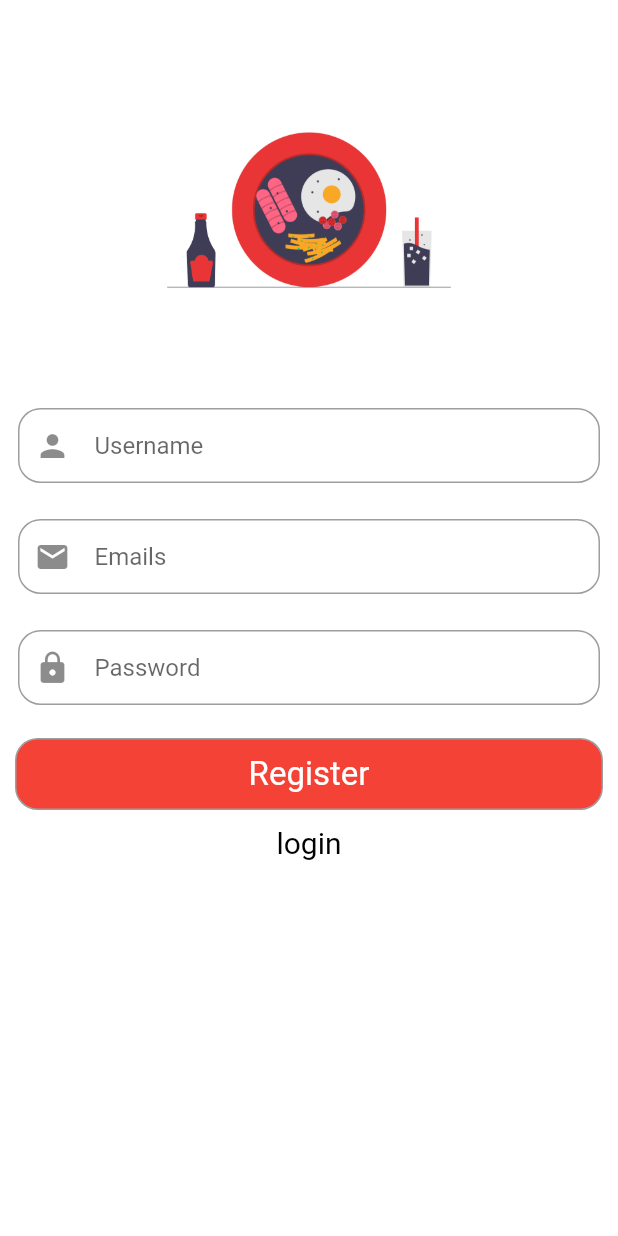
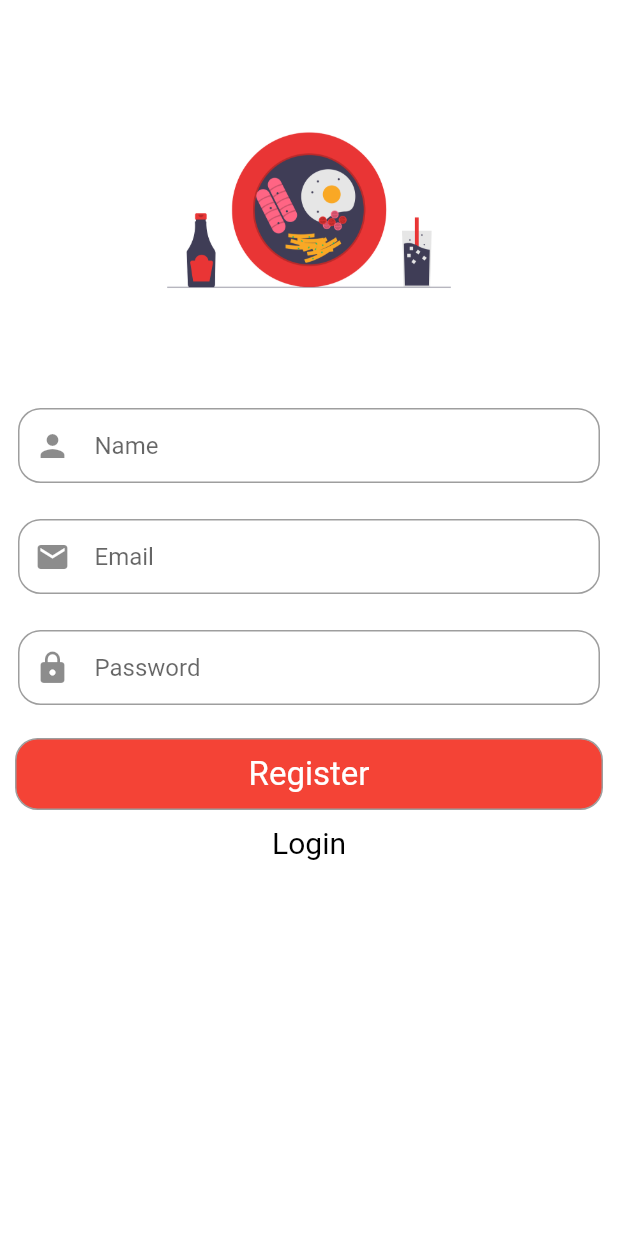
Before and after one commit to joinmywave/FoodDelivery, a Flutter app: the RegistrationScreen screen opened directly, on a phone screen of 412 x 824 dp. Run offline on Flutter 3.47's test engine with Material 2 defaults, Android fonts, the phone set to English and light mode, and no system bars; our stand-ins replace carousel_pro.

Commit message:
Fix registration screen texts

```diff
--- a/food_delivery/lib/screens/registration_screen.dart
+++ b/food_delivery/lib/screens/registration_screen.dart
@@ -46,7 +46,7 @@ class _RegistrationScreenState extends State<RegistrationScreen> {
                   child: TextFormField(
                     decoration: InputDecoration(
                         border: InputBorder.none,
-                        hintText: "Username",
+                        hintText: "Name",
                         icon: Icon(Icons.person)),
                   ),
                 ),
@@ -63,7 +63,7 @@ class _RegistrationScreenState extends State<RegistrationScreen> {
                   child: TextFormField(
                     decoration: InputDecoration(
                         border: InputBorder.none,
-                        hintText: "Emails",
+                        hintText: "Email",
                         icon: Icon(Icons.email)),
                   ),
                 ),
@@ -121,7 +121,7 @@ class _RegistrationScreenState extends State<RegistrationScreen> {
                 mainAxisAlignment: MainAxisAlignment.center,
                 children: <Widget>[
                   CustomText(
-                    text: "login",
+                    text: "Login",
                     size: 20,
                   ),
                 ],
```
